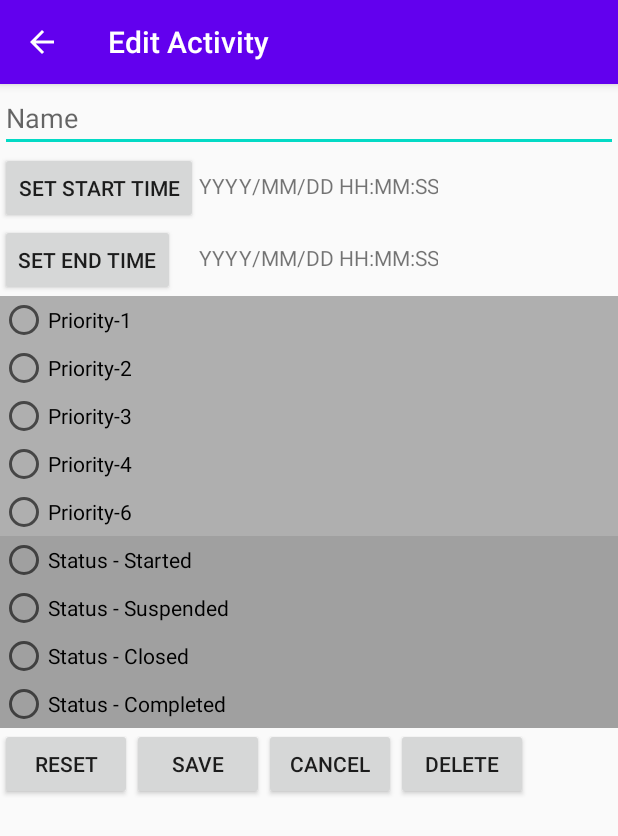
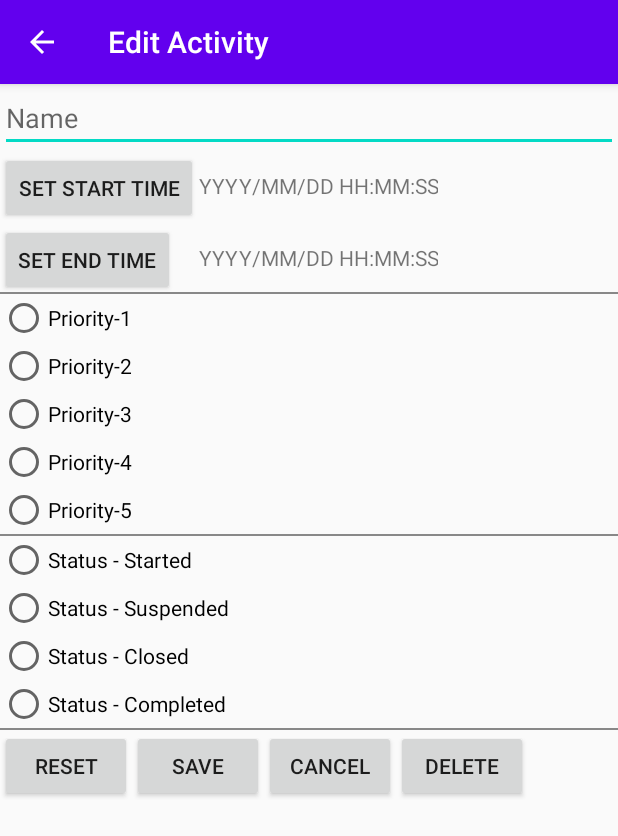
Before and after one commit to TheScienceUniverse/Goal_Chase, an Android app: the screen it shows after launch (EditActivity), after a tap on an icon or button, on a phone screen of 412 x 824 dp. Shown: the top 836 px of the screen. Run offline under Robolectric (Android 15) with nearby library versions, the phone set to English and light mode, and no system bars.

Commit message:
list-view success

```diff
--- a/app/src/main/java/com/example/goal_chase/Activity.java
+++ b/app/src/main/java/com/example/goal_chase/Activity.java
@@ -4,63 +4,66 @@ public class Activity {
 	String activityName;
 	String startTime;
 	String endTime;
-	String priorityImageSource;
-	String statusImageSource;
+	int priorityImageSource;
+	int statusImageSource;
 
-	public Activity (String activityName, String startTime, String endTime, String priority, String status) {
+	Activity (String activityName, String startTime, String endTime, String priority, String status) {
 		this.activityName = activityName;
 		this.startTime = startTime;
 		this.endTime = endTime;
-		this.priorityImageSource = priority;
-		this.statusImageSource = status;
+		this.priorityImageSource = getPriorityImageSource(priority);
+		this.statusImageSource = getStatusImageSource(status);
 	}
 
-	String getPriorityImageSource (String priority) {
-		String url = "";
+	int getPriorityImageSource (String priority) {
+		int id = 0;
 
 		switch (priority) {
 			case "Priority-1":
-				url = "@drawable/red";
+				id = R.drawable.red;
 				break;
 			case "Priority-2":
-				url = "@drawable/orange";
+				id = R.drawable.orange;
 				break;
 			case "Priority-3":
-				url = "@drawable/yellow";
+				id = R.drawable.yellow;
 				break;
 			case "Priority-4":
-				url = "@drawable/green";
+				id = R.drawable.green;
 				break;
 			case "Priority-5":
-				url = "@drawable/blue";
+				id = R.drawable.blue;
 				break;
 			default:
 				break;
 		}
 
-		return url;
+		return id;
 	}
 
-	String getStatusImageSource (String status) {
-		String url = "";
+	int getStatusImageSource (String status) {
+		int id = 0;
 
 		switch (status) {
-			case "Status - Started":
-				url = "@drawable/";
+			case "Pending":
+				id = R.drawable.exclamation;
 				break;
-			case "Status - Suspended":
-				url = "@drawable/";
+			case "Started":
+				id = R.drawable.play;
 				break;
-			case "Status - Closed":
-				url = "@drawable/cross";
+			case "Suspended":
+				id = R.drawable.pause;
 				break;
-			case "Status - Completed":
-				url = "@drawable/tick";
+			case "Terminated":
+				id = R.drawable.cross;
+				break;
+			case "Completed":
+				id = R.drawable.tick;
 				break;
 			default:
 				break;
 		}
 
-		return url;
+		return id;
 	}
 }
--- a/app/src/main/java/com/example/goal_chase/MainActivity.java
+++ b/app/src/main/java/com/example/goal_chase/MainActivity.java
@@ -42,11 +42,9 @@ public class MainActivity extends AppCompatActivity {
 			}
 		});
 
-		ArrayList<String> arrayList = new ArrayList<>();
-
-		CustomArrayAdapter arrayAdapter = new CustomArrayAdapter(this, utility.getDummyActivityList());
+		CustomArrayAdapter adapter = new CustomArrayAdapter(this, R.layout.activity_list_item, utility.getDummyActivityList());
 		ListView listView = findViewById(R.id.ActivityList);
-		listView.setAdapter(arrayAdapter);
+		listView.setAdapter(adapter);
 	}
 
 	@Override
@@ -72,12 +70,12 @@ public class MainActivity extends AppCompatActivity {
 		return super.onOptionsItemSelected(item);
 	}
 
-	class CustomArrayAdapter extends ArrayAdapter<String> {
+	class CustomArrayAdapter extends ArrayAdapter<Activity> {
 		Context context;
 		List<Activity> activities;
 
-		public CustomArrayAdapter(Context context, List<Activity> activities) {
-			super(context, R.layout.activity_list_item);
+		public CustomArrayAdapter(Context context, int layout, List<Activity> activities) {
+			super(context, layout, activities);
 			this.context = context;
 			this.activities = activities;
 		}
@@ -87,15 +85,12 @@ public class MainActivity extends AppCompatActivity {
 		public View getView(int position, @Nullable View convertView, @NonNull ViewGroup parent) {
 			LayoutInflater layoutInflater = (LayoutInflater) this.context.getSystemService(Context.LAYOUT_INFLATER_SERVICE);
 			View listItem = layoutInflater.inflate(R.layout.activity_list_item, parent, false);
-			TextView activityName = listItem.findViewById(R.id.ActivityName);
-			ImageView priority = listItem.findViewById(R.id.Priority);
-			ImageView status = listItem.findViewById(R.id.Status);
 
 			((TextView)listItem.findViewById(R.id.ActivityName)).setText(this.activities.get(position).activityName);
-			((ImageView)listItem.findViewById(R.id.Priority)).setImageResource();
-			((ImageView)listItem.findViewById(R.id.Status)).setImageResource();
+			((ImageView)listItem.findViewById(R.id.Priority)).setImageResource(this.activities.get(position).priorityImageSource);
+			((ImageView)listItem.findViewById(R.id.Status)).setImageResource(this.activities.get(position).statusImageSource);
 
-			return super.getView(position, convertView, parent);
+			return listItem;
 		}
 	}
 }
--- a/app/src/main/java/com/example/goal_chase/Utility.java
+++ b/app/src/main/java/com/example/goal_chase/Utility.java
@@ -106,11 +106,14 @@ class Utility {
 	List<Activity> getDummyActivityList() {
 		List<Activity> activities = new ArrayList<Activity>();
 
-		activities.add(new Activity("Activity-1", "01/01/2000", "01/01/2000", "Priority-1", "Completed"));
-		activities.add(new Activity("Activity-2", "01/01/2000", "01/01/2000", "Priority-2", "Completed"));
-		activities.add(new Activity("Activity-3", "01/01/2000", "01/01/2000", "Priority-3", "Completed"));
-		activities.add(new Activity("Activity-4", "01/01/2000", "01/01/2000", "Priority-4", "Completed"));
+		activities.add(new Activity("Activity-1", "01/01/2000", "01/01/2000", "Priority-1", "Pending"));
+		activities.add(new Activity("Activity-2", "01/01/2000", "01/01/2000", "Priority-2", "Pending"));
+		activities.add(new Activity("Activity-3", "01/01/2000", "01/01/2000", "Priority-3", "Suspended"));
+		activities.add(new Activity("Activity-4", "01/01/2000", "01/01/2000", "Priority-4", "Suspended"));
 		activities.add(new Activity("Activity-5", "01/01/2000", "01/01/2000", "Priority-5", "Completed"));
+		activities.add(new Activity("Activity-6", "01/01/2000", "01/01/2000", "Priority-5", "Completed"));
+		activities.add(new Activity("Activity-7", "01/01/2000", "01/01/2000", "Priority-5", "Completed"));
+		activities.add(new Activity("Activity-8", "01/01/2000", "01/01/2000", "Priority-5", "Completed"));
 
 		return  activities;
 	}
--- a/app/src/main/res/layout/activity_edit.xml
+++ b/app/src/main/res/layout/activity_edit.xml
@@ -49,13 +49,20 @@
 		android:text="YYYY/MM/DD HH:MM:SS"
 	/>
 
+	<View
+		android:id="@+id/horizontal_bar0"
+		android:layout_width="match_parent"
+		android:layout_height="1dp"
+		android:layout_below="@+id/EndTime"
+		android:background="#888888"
+	/>
+
 	<RadioGroup
 		android:id="@+id/SetPriority"
 		android:layout_width="match_parent"
 		android:layout_height="wrap_content"
-		android:layout_below="@+id/SetEndTime"
-		android:orientation="vertical"
-		android:background="#afafaf">
+		android:layout_below="@+id/horizontal_bar0"
+		android:orientation="vertical">
 
 		<RadioButton
 			android:id="@+id/Priority1"
@@ -89,17 +96,24 @@
 			android:id="@+id/Priority5"
 			android:layout_width="wrap_content"
 			android:layout_height="wrap_content"
-			android:text="Priority-6"
+			android:text="Priority-5"
 		/>
 	</RadioGroup>
+
+	<View
+		android:id="@+id/horizontal_bar1"
+		android:layout_width="match_parent"
+		android:layout_height="1dp"
+		android:layout_below="@+id/SetPriority"
+		android:background="#888888"
+	/>
 
 	<RadioGroup
 		android:id="@+id/SetStatus"
 		android:layout_width="match_parent"
 		android:layout_height="wrap_content"
-		android:layout_below="@+id/SetPriority"
-		android:orientation="vertical"
-		android:background="#a0a0a0">
+		android:layout_below="@+id/horizontal_bar1"
+		android:orientation="vertical">
 
 		<RadioButton
 			android:id="@+id/Status_Started"
@@ -130,11 +144,19 @@
 		/>
 	</RadioGroup>
 
+	<View
+		android:id="@+id/horizontal_bar2"
+		android:layout_width="match_parent"
+		android:layout_height="1dp"
+		android:layout_below="@+id/SetStatus"
+		android:background="#888888"
+	/>
+
 	<Button
 		android:id="@+id/Reset"
 		android:layout_width="wrap_content"
 		android:layout_height="wrap_content"
-		android:layout_below="@+id/SetStatus"
+		android:layout_below="@+id/horizontal_bar2"
 		android:text="Reset"
 	/>
 
@@ -142,7 +164,7 @@
 		android:id="@+id/Save"
 		android:layout_width="wrap_content"
 		android:layout_height="wrap_content"
-		android:layout_below="@+id/SetStatus"
+		android:layout_below="@+id/horizontal_bar2"
 		android:layout_toEndOf="@+id/Reset"
 		android:text="Save"
 	/>
@@ -151,7 +173,7 @@
 		android:id="@+id/Cancel"
 		android:layout_width="wrap_content"
 		android:layout_height="wrap_content"
-		android:layout_below="@+id/SetStatus"
+		android:layout_below="@+id/horizontal_bar2"
 		android:layout_toEndOf="@+id/Save"
 		android:text="Cancel"
 	/>
@@ -160,7 +182,7 @@
 		android:id="@+id/Delete"
 		android:layout_width="wrap_content"
 		android:layout_height="wrap_content"
-		android:layout_below="@+id/SetStatus"
+		android:layout_below="@+id/horizontal_bar2"
 		android:layout_toEndOf="@+id/Cancel"
 		android:text="Delete"
 	/>
```
Also changed, not shown: app/src/main/res/drawable/border.xml (deleted, +0 -9 lines), app/src/main/res/layout/activity_list_item.xml (+17 -4 lines).
